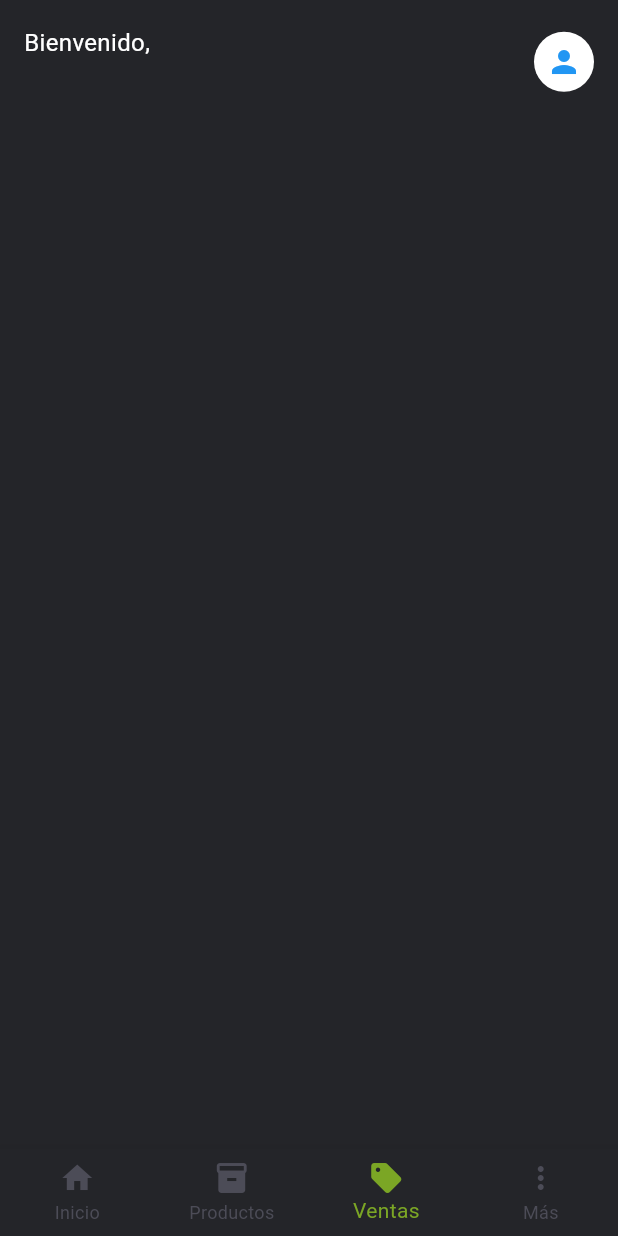
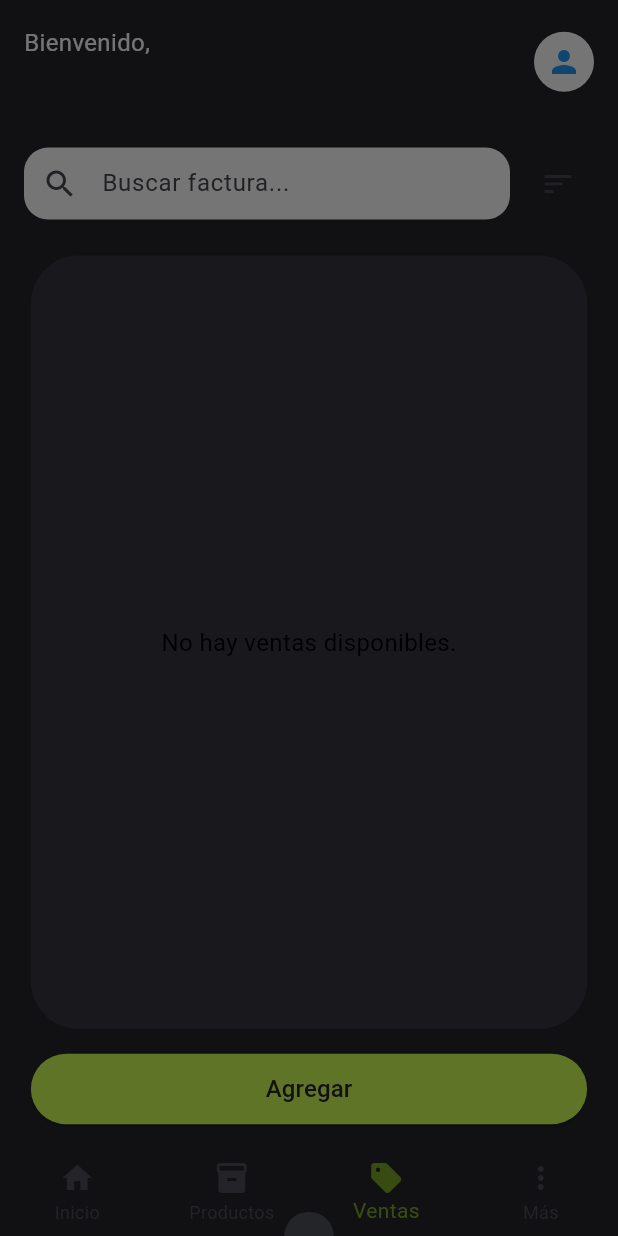
Before and after one commit to WilliamsVelas/TeckApp2, a Flutter app: the screen it shows after launch, item 3 of the bottom bar chosen, after a tap on "Agregar", on a phone screen of 412 x 824 dp. Run offline on Flutter 3.47's test engine with Material 3 defaults, Android fonts, the phone set to English and light mode, and no system bars; our stand-ins replace get, sqflite; accounts and stored records are empty.

Commit message:
0.0.3 | invoices model was added

```diff
--- a/lib/app/modules/home/views/home_view.dart
+++ b/lib/app/modules/home/views/home_view.dart
@@ -1,5 +1,6 @@
 import 'package:flutter/cupertino.dart';
 import 'package:flutter/material.dart';
+import 'package:teck_app/app/modules/invoices/views/invoice_view.dart';
 import 'package:teck_app/app/modules/products/views/product_view.dart';
 import 'package:teck_app/theme/colors.dart';
 
@@ -19,6 +20,7 @@ class _HomeViewState extends State<HomeView> {
       ),
     ),
     ProductView(),
+    InvoiceView(),
   ];
 
   void _onTabSelected(int index) {
--- /dev/null
+++ b/lib/app/modules/invoices/controllers/invoice_controller.dart
@@ -0,0 +1,5 @@
+import 'package:get/get.dart';
+
+class InvoiceController extends GetxController{
+
+}
--- /dev/null
+++ b/lib/app/modules/invoices/views/invoice_view.dart
@@ -0,0 +1,217 @@
+import 'package:flutter/cupertino.dart';
+import 'package:flutter/material.dart';
+import 'package:get/get.dart';
+import 'package:get/get_core/src/get_main.dart';
+import 'package:teck_app/app/modules/invoices/controllers/invoice_controller.dart';
+import 'package:teck_app/app/modules/invoices/widgets/invoice_card.dart';
+
+import '../../../../theme/colors.dart';
+import '../../../common/generic_input.dart';
+import '../widgets/invoice_form.dart';
+
+class InvoiceView extends StatelessWidget {
+  final InvoiceController invoiceController = Get.find<InvoiceController>();
+
+  @override
+  Widget build(BuildContext context) {
+    return Scaffold(
+      backgroundColor: AppColors.onPrincipalBackground,
+      body: Column(
+        children: [
+          Padding(
+            padding: const EdgeInsets.all(16.0),
+            child: Row(
+              children: [
+                GenericInput(
+                  hintText: 'Buscar factura...',
+                  onChanged: (value) {
+                    // productController.searchProducts(value);
+                  },
+                  prefixIcon: Icon(Icons.search),
+                ),
+
+                const SizedBox(width: 8),
+                // IconButton(
+                //   icon: const Icon(Icons.filter_list),
+                //   onPressed: () {
+                //     _showFiltersDialog(context, productController);
+                //   },
+                // ),
+                IconButton(
+                  icon: const Icon(Icons.sort),
+                  onPressed: () {
+                    // _showSortDialog(context, productController);
+                  },
+                ),
+              ],
+            ),
+          ),
+          const SizedBox(height: 8),
+          Expanded(
+            child: Column(
+              children: [
+                Expanded(
+                  child: Container(
+                    width: MediaQuery.of(context).size.width * 0.9,
+                    decoration: const BoxDecoration(
+                      color: AppColors.principalBackground,
+                      borderRadius: BorderRadius.vertical(
+                        top: Radius.circular(32.0),
+                        bottom: Radius.circular(32.0),
+                      ),
+                    ),
+                    padding: const EdgeInsets.all(16.0),
+                    child: Obx(
+                          () {
+                        final invoices = [];
+
+                        if (invoices.isEmpty) {
+                          return const Center(
+                            child: Text(
+                              'No hay ventas disponibles.',
+                              style: TextStyle(
+                                  fontSize: 16.0, color: Colors.black),
+                            ),
+                          );
+                        }
+
+                        return ListView.builder(
+                          itemCount: invoices.length,
+                          itemBuilder: (context, index) {
+                            final invoice = invoices[index];
+                            return Padding(
+                              padding: const EdgeInsets.only(bottom: 12.0),
+                              child: InvoiceCard(invoice: invoice,),
+                            );
+                          },
+                        );
+                      },
+                    ),
+                  ),
+                ),
+                const SizedBox(height: 16.0),
+                SizedBox(
+                  width: MediaQuery.of(context).size.width * 0.9,
+                  child: ElevatedButton(
+                    onPressed: () {
+                      _openProductForm(context);
+                    },
+                    style: ElevatedButton.styleFrom(
+                      backgroundColor: AppColors.principalButton,
+                      shape: RoundedRectangleBorder(
+                        borderRadius: BorderRadius.circular(32.0),
+                      ),
+                    ),
+                    child: const Padding(
+                      padding: EdgeInsets.symmetric(
+                          horizontal: 24.0, vertical: 12.0),
+                      child: Text(
+                        'Agregar',
+                        style: TextStyle(
+                          fontSize: 16.0,
+                          color: AppColors.onPrincipalBackground,
+                        ),
+                      ),
+                    ),
+                  ),
+                ),
+                const SizedBox(height: 16.0),
+              ],
+            ),
+          ),
+        ],
+      ),
+    );
+  }
+
+  void _showFiltersDialog(BuildContext context, InvoiceController controller) {
+    showDialog(
+      context: context,
+      builder: (context) {
+        return AlertDialog(
+          title: const Text('Filtrar productos'),
+          content: Column(
+            mainAxisSize: MainAxisSize.min,
+            children: [
+              // Filtro por estado
+              const SizedBox(height: 8),
+              // Filtro por proveedor
+              // DropdownButton<int>(
+              //   value: controller.selectedProvider.value,
+              //   onChanged: (value) {
+              //     controller.applyFilterByProvider(value!);
+              //     Navigator.pop(context);
+              //   },
+              //   items: controller.providers.map((provider) {
+              //     return DropdownMenuItem(
+              //       value: provider.id,
+              //       child: Text(provider.name),
+              //     );
+              //   }).toList(),
+              // ),
+            ],
+          ),
+        );
+      },
+    );
+  }
+
+  void _showSortDialog(BuildContext context, InvoiceController controller) {
+    showDialog(
+      context: context,
+      builder: (context) {
+        return AlertDialog(
+          title: const Text('Ordenar ventas'),
+          content: Column(
+            mainAxisSize: MainAxisSize.min,
+            children: [
+              ListTile(
+                title: const Text('Fecha de creación'),
+                onTap: () {
+
+                  Navigator.pop(context);
+                },
+              ),
+              ListTile(
+                title: const Text('Precio'),
+                onTap: () {
+
+                  Navigator.pop(context);
+                },
+              ),
+              ListTile(
+                title: const Text('Min Stock'),
+                onTap: () {
+
+                  Navigator.pop(context);
+                },
+              ),
+            ],
+          ),
+        );
+      },
+    );
+  }
+
+  void _openProductForm(BuildContext context) {
+    showModalBottomSheet(
+      context: context,
+      backgroundColor: AppColors.onPrincipalBackground,
+      isScrollControlled: true,
+      shape: const RoundedRectangleBorder(
+        borderRadius: BorderRadius.vertical(top: Radius.circular(24.0)),
+      ),
+      builder: (context) {
+        return Padding(
+          padding: EdgeInsets.only(
+            top: 16.0,
+            left: 16.0,
+            right: 16.0,
+            bottom: MediaQuery.of(context).viewInsets.bottom,
+          ),
+          child: InvoiceForm(),
+        );
+      },
+    );
+  }
+}
--- /dev/null
+++ b/lib/app/modules/invoices/widgets/invoice_form.dart
@@ -0,0 +1,8 @@
+import 'package:flutter/cupertino.dart';
+
+class InvoiceForm extends StatelessWidget{
+  @override
+  Widget build(BuildContext context) {
+    return SizedBox(width: 1,);
+  }
+}
```
Also changed, not shown: lib/app/modules/invoices/bindings/invoice_bindings.dart (added, +9 -0 lines), lib/app/modules/invoices/widgets/invoice_card.dart (added, +69 -0 lines).
